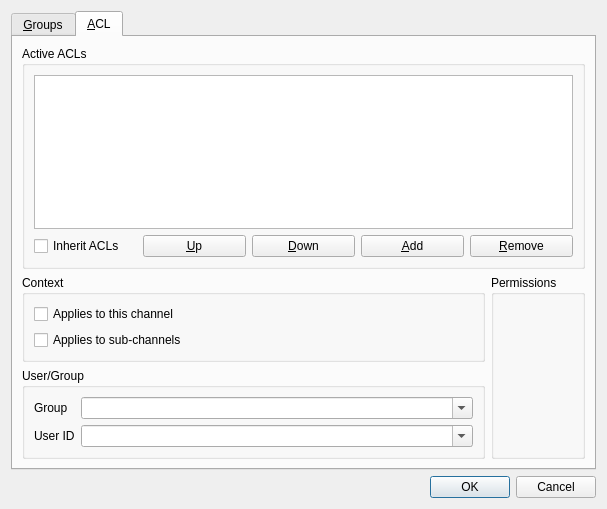
Old version of the form src/mumble/ACLEditor.ui in the repository mumble-voip/mumble.
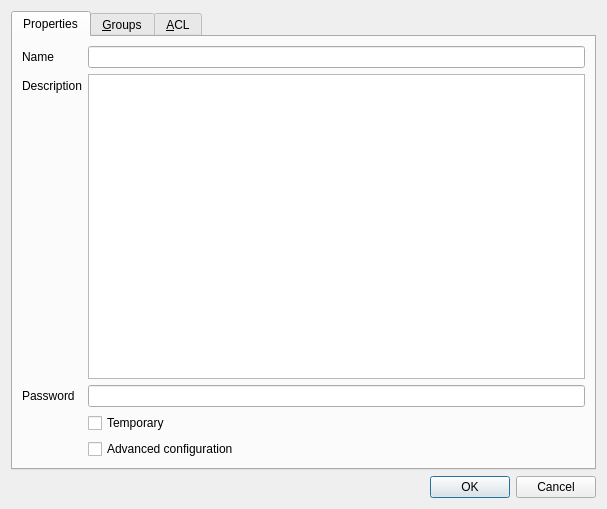
New version of the form. Custom widgets are drawn as their Qt base class.

Commit message: Channel Add/Edit dialog.

What changed in the file:
```diff
--- a/src/mumble/ACLEditor.ui
+++ b/src/mumble/ACLEditor.ui
@@ -17,8 +17,59 @@
    <item>
     <widget class="QTabWidget" name="qtwTab">
      <property name="currentIndex">
-      <number>1</number>
+      <number>0</number>
      </property>
+     <widget class="QWidget" name="qwChannel">
+      <attribute name="title">
+       <string>Properties</string>
+      </attribute>
+      <layout class="QFormLayout" name="formLayout">
+       <item row="0" column="0">
+        <widget class="QLabel" name="qlChannelName">
+         <property name="text">
+          <string>Name</string>
+         </property>
+        </widget>
+       </item>
+       <item row="0" column="1">
+        <widget class="QLineEdit" name="qleChannelName"/>
+       </item>
+       <item row="1" column="0">
+        <widget class="QLabel" name="qlChannelDescription">
+         <property name="text">
+          <string>Description</string>
+         </property>
+        </widget>
+       </item>
+       <item row="1" column="1">
+        <widget class="QTextEdit" name="qteChannelDescription"/>
+       </item>
+       <item row="2" column="0">
+        <widget class="QLabel" name="qlChannelPassword">
+         <property name="text">
+          <string>Password</string>
+         </property>
+        </widget>
+       </item>
+       <item row="2" column="1">
+        <widget class="QLineEdit" name="qleChannelPassword"/>
+       </item>
+       <item row="3" column="1">
+        <widget class="QCheckBox" name="qcbChannelTemporary">
+         <property name="text">
+          <string>Temporary</string>
+         </property>
+        </widget>
+       </item>
+       <item row="4" column="1">
+        <widget class="QCheckBox" name="qcbAdvancedCfg">
+         <property name="text">
+          <string>Advanced configuration</string>
+         </property>
+        </widget>
+       </item>
+      </layout>
+     </widget>
      <widget class="QWidget" name="qwGroups">
       <attribute name="title">
        <string>&amp;Groups</string>
@@ -468,6 +519,14 @@
    </item>
   </layout>
  </widget>
+ <customwidgets>
+  <customwidget>
+   <class>ACLTabWidget</class>
+   <extends>QTabWidget</extends>
+   <header>ACLEditor.h</header>
+   <container>1</container>
+  </customwidget>
+ </customwidgets>
  <tabstops>
   <tabstop>qtwTab</tabstop>
   <tabstop>qcbGroupList</tabstop>
```
Left out of the diff: 98 changed lines with no effect on the pictures. The commit also changes 8 other files.
